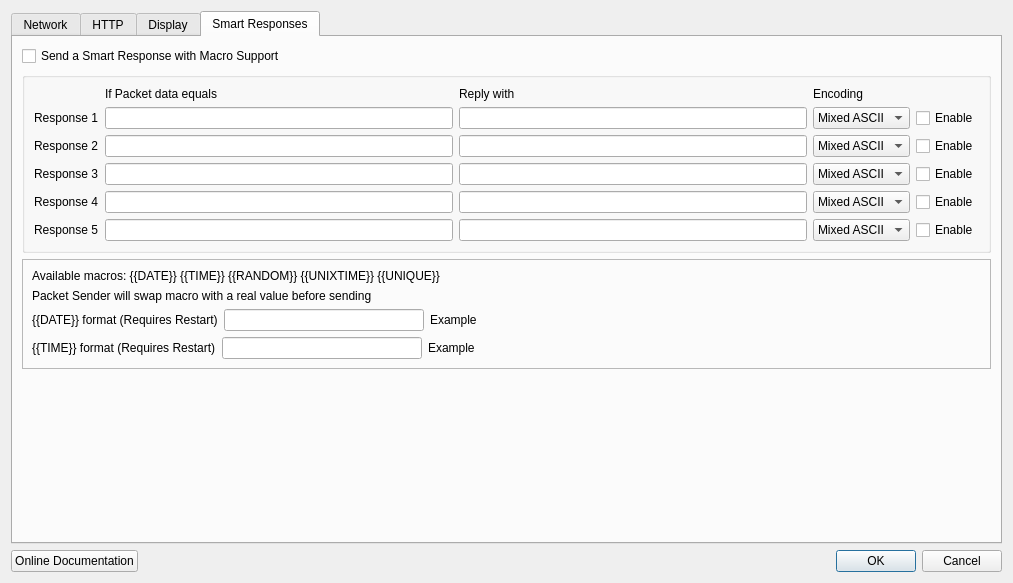
Before: the Qt Designer form src/settings.ui in OwlProjects/PSenderWithParsing, drawn with Qt 5.
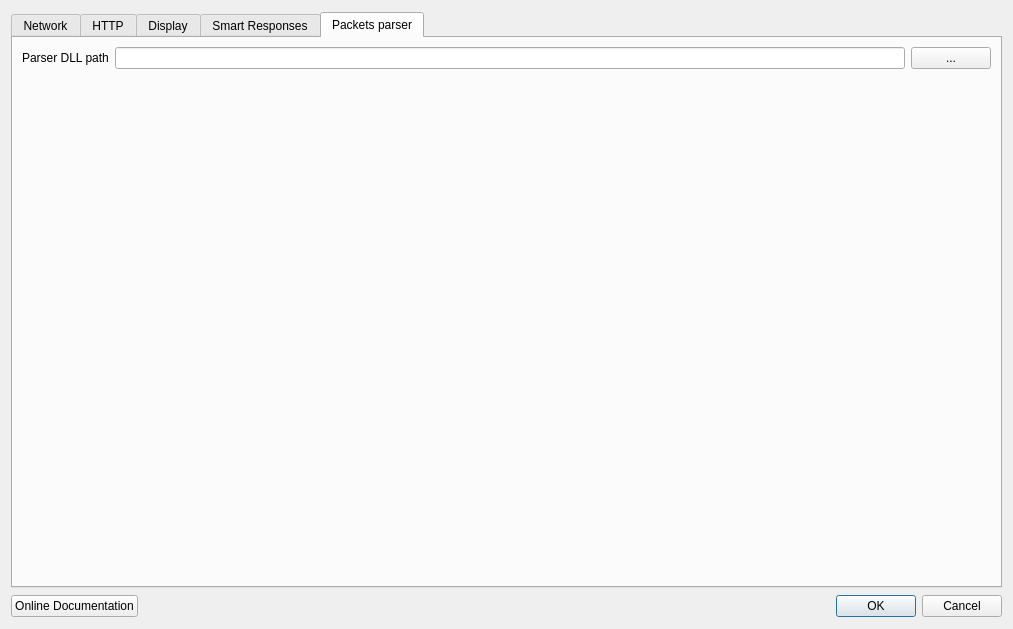
After: the same form once the commit is applied.

Commit message: Примечания: - От генерации пакетов по параметрам из файла JSON пришлось отказаться из-за различных вариантов алгоритмов разбора.   Целесообразнее оказалось все данные обработки компилировать в DLL. - В основной программе добавлен вызов окна парсера, создаваемого в DLL. - Окно парсера собирается в отдельном проекте, например, в DLL_Parser. - Проект собран в отладочном профиле, программу ещё нужно подготовить к выпуску и развертыванию.

```diff
--- a/src/settings.ui
+++ b/src/settings.ui
@@ -7,17 +7,29 @@
     <x>0</x>
     <y>0</y>
     <width>1013</width>
-    <height>583</height>
+    <height>629</height>
    </rect>
   </property>
+  <property name="sizePolicy">
+   <sizepolicy hsizetype="Expanding" vsizetype="Preferred">
+    <horstretch>0</horstretch>
+    <verstretch>0</verstretch>
+   </sizepolicy>
+  </property>
   <property name="windowTitle">
    <string>Dialog</string>
   </property>
   <layout class="QVBoxLayout" name="verticalLayout">
    <item>
     <widget class="QTabWidget" name="settingsTabWidget">
+     <property name="sizePolicy">
+      <sizepolicy hsizetype="Preferred" vsizetype="Fixed">
+       <horstretch>0</horstretch>
+       <verstretch>0</verstretch>
+      </sizepolicy>
+     </property>
      <property name="currentIndex">
-      <number>3</number>
+      <number>4</number>
      </property>
      <widget class="QWidget" name="tab_2">
       <attribute name="title">
@@ -1073,6 +1085,83 @@
        </item>
       </layout>
      </widget>
+     <widget class="QWidget" name="tab_PackcetParser">
+      <attribute name="title">
+       <string>Packets parser</string>
+      </attribute>
+      <layout class="QVBoxLayout" name="verticalLayout_9">
+       <item>
+        <layout class="QHBoxLayout" name="horizontalLayout_ParserDLLPath">
+         <property name="sizeConstraint">
+          <enum>QLayout::SetDefaultConstraint</enum>
+         </property>
+         <item>
+          <widget class="QLabel" name="labelDescDLLPath">
+           <property name="sizePolicy">
+            <sizepolicy hsizetype="Fixed" vsizetype="Fixed">
+             <horstretch>0</horstretch>
+             <verstretch>0</verstretch>
+            </sizepolicy>
+           </property>
+           <property name="text">
+            <string>Parser DLL path</string>
+           </property>
+          </widget>
+         </item>
+         <item>
+          <widget class="QLineEdit" name="lineEditDLLPath">
+           <property name="sizePolicy">
+            <sizepolicy hsizetype="Expanding" vsizetype="Fixed">
+             <horstretch>0</horstretch>
+             <verstretch>0</verstretch>
+            </sizepolicy>
+           </property>
+          </widget>
+         </item>
+         <item>
+          <widget class="QPushButton" name="pushButtonGetDLLPath">
+           <property name="styleSheet">
+            <string notr="true">QPushButton {
+	min-width: 30px;
+}</string>
+           </property>
+           <property name="text">
+            <string>...</string>
+           </property>
+           <property name="checkable">
+            <bool>false</bool>
+           </property>
+           <property name="checked">
+            <bool>false</bool>
+           </property>
+           <property name="autoDefault">
+            <bool>false</bool>
+           </property>
+           <property name="default">
+            <bool>false</bool>
+           </property>
+           <property name="flat">
+            <bool>false</bool>
+           </property>
+          </widget>
+         </item>
+        </layout>
+       </item>
+       <item>
+        <spacer name="verticalSpacer_3">
+         <property name="orientation">
+          <enum>Qt::Vertical</enum>
+         </property>
+         <property name="sizeHint" stdset="0">
+          <size>
+           <width>20</width>
+           <height>40</height>
+          </size>
+         </property>
+        </spacer>
+       </item>
+      </layout>
+     </widget>
     </widget>
    </item>
    <item>
```
Left out of the diff: 8 changed lines with no effect on the pictures. The commit also changes 43 other files.
